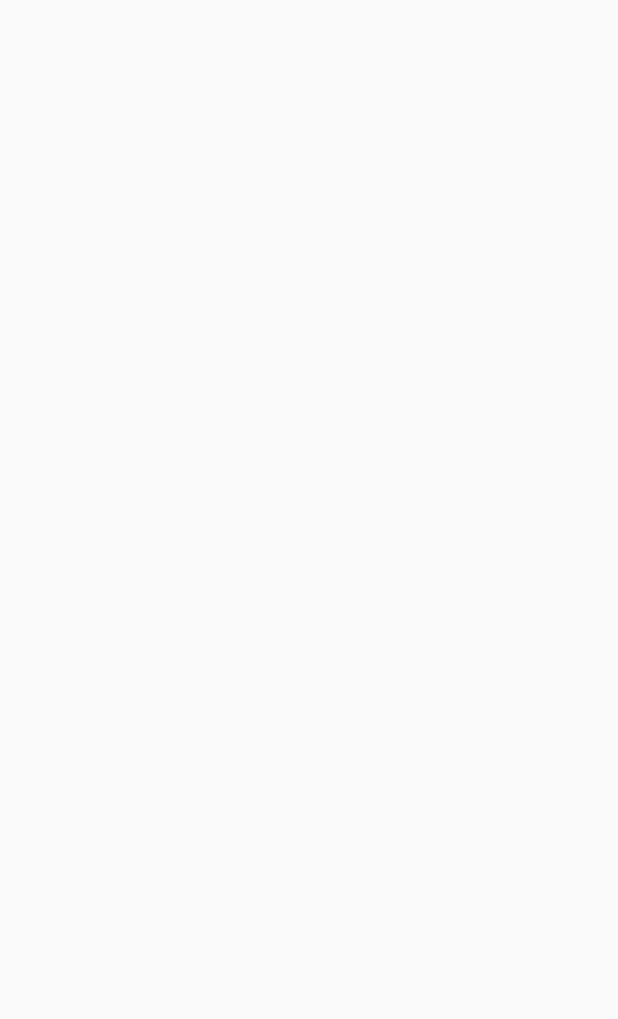
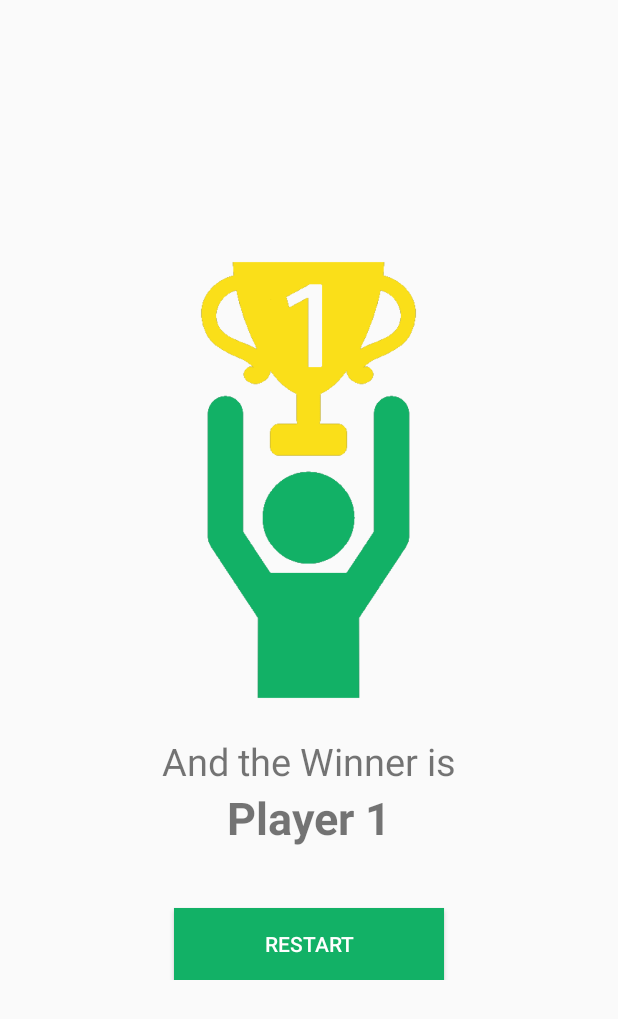
Before and after one commit to Amine-Smahi/UPrice, an Android app: the WinnerActivity screen opened directly, with no data from a screen before it, on a phone screen of 412 x 824 dp. Before the commit the part shown is empty. Shown: the top 1019 px of the screen. Run offline under Robolectric (Android 15) with nearby library versions, the phone set to English and light mode, and no system bars.

Commit message:
Add winner layout

```diff
--- a/app/src/main/res/layout/activity_winner.xml
+++ b/app/src/main/res/layout/activity_winner.xml
@@ -1,9 +1,44 @@
 <?xml version="1.0" encoding="utf-8"?>
-<android.support.constraint.ConstraintLayout xmlns:android="http://schemas.android.com/apk/res/android"
+<RelativeLayout xmlns:android="http://schemas.android.com/apk/res/android"
     xmlns:app="http://schemas.android.com/apk/res-auto"
     xmlns:tools="http://schemas.android.com/tools"
     android:layout_width="match_parent"
     android:layout_height="match_parent"
     tools:context=".WinnerActivity">
 
-</android.support.constraint.ConstraintLayout>
+    <LinearLayout
+        android:layout_width="200dp"
+        android:layout_height="wrap_content"
+        android:layout_centerInParent="true"
+        android:orientation="vertical">
+        <ImageView
+            android:id="@+id/image"
+            android:layout_width="183dp"
+            android:layout_height="300dp"
+            android:background="@mipmap/winner"
+            android:layout_gravity="center" />
+        <TextView
+            android:layout_width="match_parent"
+            android:layout_height="wrap_content"
+            android:text="And the Winner is"
+            android:gravity="center"
+            android:layout_marginTop="20dp"
+            android:textSize="25dp"/>
+        <TextView
+            android:layout_width="match_parent"
+            android:layout_height="wrap_content"
+            android:text="Player 1"
+            android:gravity="center"
+            android:textSize="30dp"
+            android:textStyle="bold"/>
+        <Button
+            android:layout_width="180dp"
+            android:layout_height="wrap_content"
+            android:text="Restart"
+            android:background="#12B166"
+            android:textColor="#fff"
+            android:layout_gravity="center"
+            android:layout_marginTop="40dp"/>
+    </LinearLayout>
+
+</RelativeLayout>
```
Also changed, not shown: app/src/main/res/mipmap-mdpi/winner.png (added).
